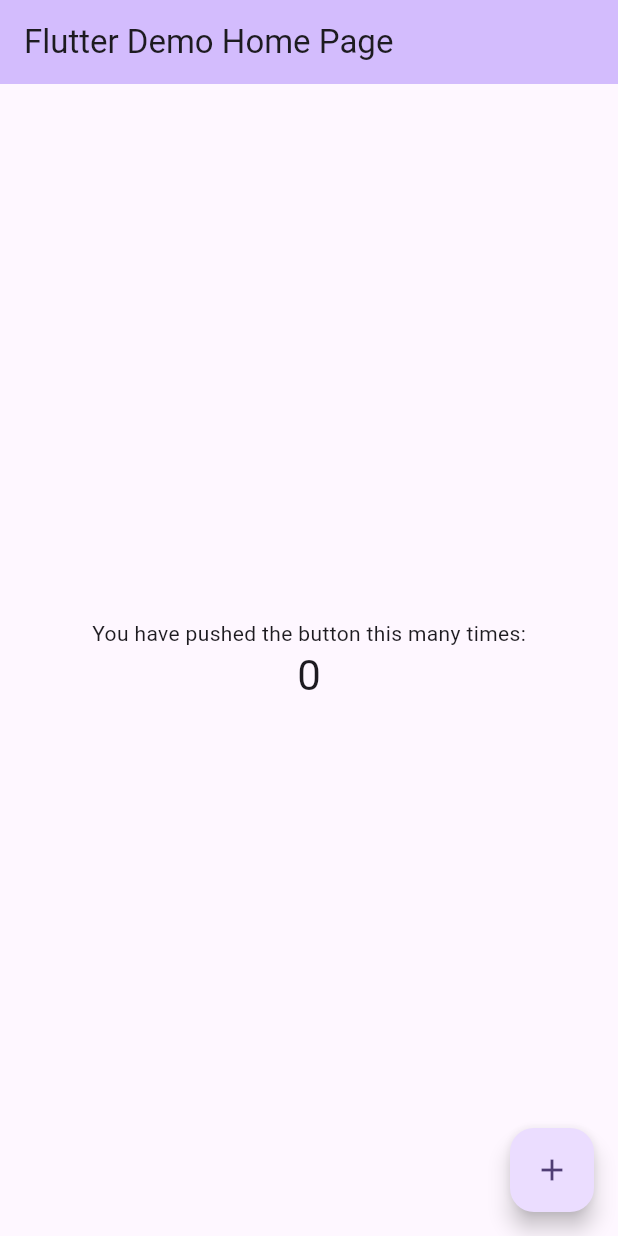
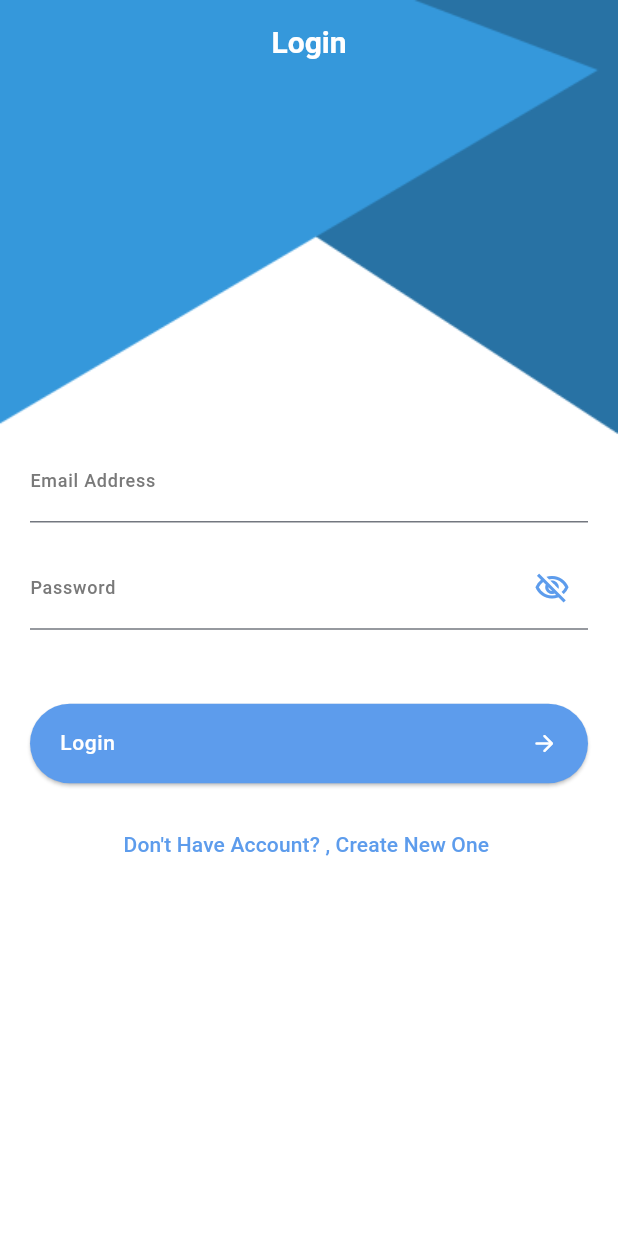
Before and after one commit to Jimmybasha/To-do-App, a Flutter app: the screen it shows after launch, on a phone screen of 412 x 824 dp. Run offline on Flutter 3.47's test engine with Material 3 defaults, Android fonts, the phone set to English and light mode, and no system bars; our stand-ins replace firebase_auth, firebase_core; accounts and stored records are empty; generated files the repository leaves out were written again.

Commit message:
+Added Theme +Application Light Primary Colors +Added Login/Register Screen +Integrated FireBase For Authentication +Firebase for LoginScreen +FireBase For Register Screen

```diff
--- /dev/null
+++ b/lib/FireBase/FireBaseAuthCodes.dart
@@ -0,0 +1,14 @@
+
+class FireBaseAuthCodes{
+
+
+  static const String weakPass="weak-password";
+
+  static const String emailAlreadyInUse="email-already-in-use";
+
+  static const String userNotFound ="user-not-found";
+
+  static const String wrongPassword ="wrong-password";
+
+
+}
--- /dev/null
+++ b/lib/Style/AppColors.dart
@@ -0,0 +1,14 @@
+import 'dart:ui';
+
+class AppColors{
+
+static const Color lightPrimaryColor = Color(0xff5D9CEC);
+static const Color lightBackGroundColor = Color(0xffDFECDB);
+static const Color labelColor = Color(0xff797979);
+
+
+
+
+
+
+}
--- /dev/null
+++ b/lib/Style/AppStyle.dart
@@ -0,0 +1,32 @@
+import 'package:flutter/material.dart';
+import 'package:todoapp/Style/AppColors.dart';
+
+class AppStyle{
+
+  static ThemeData lightTheme = ThemeData(
+    scaffoldBackgroundColor: AppColors.lightBackGroundColor,
+    textTheme: const TextTheme(
+      labelSmall: TextStyle(
+        fontSize: 12,
+        color: AppColors.labelColor,
+      ),
+      titleSmall: TextStyle(
+        fontSize: 18,
+        color: Colors.black,
+      ),
+      bodySmall: TextStyle(
+        fontSize: 14,
+        fontWeight: FontWeight.w500,
+        color: Colors.white
+      )
+    ),
+    iconTheme: IconThemeData(
+      color: Colors.white,
+    ),
+    colorScheme: ColorScheme.fromSeed(
+        seedColor: AppColors.lightPrimaryColor,
+        primary: AppColors.lightPrimaryColor,
+    )
+  );
+
+}
--- /dev/null
+++ b/lib/Style/Reusable_Components/CustomButton.dart
@@ -0,0 +1,37 @@
+import 'package:flutter/material.dart';
+
+class CustomButton extends StatelessWidget {
+
+  final String btnText;
+   void Function() buttonClick;
+
+   CustomButton({required this.btnText,required this.buttonClick});
+
+
+  @override
+  Widget build(BuildContext context) {
+    return ElevatedButton(
+          style:ElevatedButton.styleFrom(
+              backgroundColor: Theme.of(context).primaryColor,
+              padding: const EdgeInsets.symmetric(vertical: 17,horizontal: 20),
+              shape: RoundedRectangleBorder(
+                borderRadius: BorderRadius.circular(30),
+              )
+          ),
+          onPressed:buttonClick,
+          child:  Row(
+            mainAxisAlignment: MainAxisAlignment.spaceBetween,
+            children: [
+              Text(
+                btnText,
+                style:Theme.of(context).textTheme.bodySmall ,
+              ),
+              const  Icon(
+                Icons.arrow_forward_rounded,
+                color: Colors.white,
+              ),
+            ],
+          )
+      );
+  }
+}
--- /dev/null
+++ b/lib/Style/Reusable_Components/CustomFormField.dart
@@ -0,0 +1,55 @@
+import 'package:flutter/material.dart';
+typedef validationFunc = String? Function(String?)?;
+class CustomFormField extends StatefulWidget {
+
+  final String labelText;
+  final TextInputType keyboard ;
+  final TextEditingController controller;
+  final validationFunc validator;
+  bool invisiblePassword;
+
+  CustomFormField({required this.labelText ,required this.keyboard , this.invisiblePassword=false,required this.controller,required this.validator });
+
+  @override
+  State<CustomFormField> createState() => _CustomFormFieldState();
+}
+
+class _CustomFormFieldState extends State<CustomFormField> {
+  bool isVisible=false;
+
+  @override
+  Widget build(BuildContext context) {
+    return TextFormField(
+      validator: widget.validator ,
+      keyboardType: widget.keyboard,
+      obscureText:
+      widget.invisiblePassword?
+      isVisible?
+          false
+          :true
+          :false,
+      controller: widget.controller,
+
+      style: Theme.of(context).textTheme.titleSmall,
+      decoration: InputDecoration(
+        suffixIcon:  widget.invisiblePassword?
+        IconButton(
+            onPressed: (){
+              setState(() {
+              isVisible=!isVisible;
+              });
+            },
+            icon: Icon(
+              isVisible?
+              Icons.visibility_outlined:
+              Icons.visibility_off_outlined,
+              color: Theme.of(context).colorScheme.primary,
+            )
+        )
+            :null,
+          labelText: widget.labelText,
+          labelStyle: Theme.of(context).textTheme.labelSmall
+      ),
+    );
+  }
+}
--- /dev/null
+++ b/lib/Style/validation.dart
@@ -0,0 +1,33 @@
+class Validation{
+
+  static String? fullNameValidator(String? value,String msg){
+    if(value==null||value.isEmpty){
+      return msg;
+    }
+    return null;
+  }
+
+
+
+
+  static String? EmailAddressValidator(String? value){
+      String? res = fullNameValidator(value,"Enter your email Address");
+      if(res==null){
+      return isEmailValid(value!);
+      }
+      return res;
+  }
+
+  static String? isEmailValid(String email){
+
+    final bool emailValid = RegExp(r"^[a-zA-Z0-9.a-zA-Z0-9.!#$%&'*+-/=?^_`{|}~]+@[a-zA-Z0-9]+\.[a-zA-Z]+")
+        .hasMatch(email);
+
+    if(emailValid){
+      return null;
+    }
+    return "Email Should End with @.com";
+  }
+
+
+}
--- /dev/null
+++ b/lib/UI/Login/LoginScreen.dart
@@ -0,0 +1,176 @@
+import 'package:firebase_auth/firebase_auth.dart';
+import 'package:flutter/material.dart';
+import 'package:todoapp/FireBase/FireBaseAuthCodes.dart';
+import 'package:todoapp/Style/AppColors.dart';
+import 'package:todoapp/UI/Register/RegisterScreen.dart';
+
+import '../../Style/Reusable_Components/CustomButton.dart';
+import '../../Style/Reusable_Components/CustomFormField.dart';
+import '../../Style/validation.dart';
+
+class LoginScreen extends StatefulWidget {
+  static const String routeName="loginScreen";
+  const LoginScreen({super.key});
+
+  @override
+  State<LoginScreen> createState() => _LoginScreenState();
+}
+
+
+
+class _LoginScreenState extends State<LoginScreen> {
+  late TextEditingController EmailController;
+  late TextEditingController PasswordController;
+  GlobalKey<FormState> formKey = GlobalKey<FormState>();
+  @override
+  void initState() {
+    // TODO: implement initState
+    EmailController = TextEditingController();
+    PasswordController = TextEditingController();
+    super.initState();
+  }
+  @override
+  void dispose() {
+    // TODO: implement dispose
+    EmailController.dispose();
+    PasswordController.dispose();
+    super.dispose();
+  }
+  @override
+  Widget build(BuildContext context) {
+    double height = MediaQuery.of(context).size.height;
+    return Container(
+      decoration: const BoxDecoration(
+        color: Colors.white,
+        image: DecorationImage(
+          image: AssetImage("assets/images/back.png"),
+          fit: BoxFit.fill,
+        ),
+      ),
+      child: Scaffold(
+        appBar: AppBar(
+          backgroundColor:Colors.transparent ,
+          title:const Text(
+              "Login"
+          ),
+          titleTextStyle: const TextStyle(
+            color: Colors.white,
+            fontSize: 20,
+            fontWeight: FontWeight.bold,
+          ),
+          centerTitle: true,
+        ),
+        backgroundColor: Colors.transparent,
+        body:  Padding(
+      padding: const EdgeInsets.all(20),
+      child: Form(
+        key: formKey,
+        child: Center(
+          child: SingleChildScrollView(
+            child: Column(
+              mainAxisAlignment: MainAxisAlignment.center,
+              children: [
+                CustomFormField(
+                  labelText: "Email Address",
+                  keyboard: TextInputType.emailAddress,
+                  controller: EmailController,
+                  validator:Validation.EmailAddressValidator,
+                ),
+                SizedBox(
+                  height: height*0.02,
+                ),
+                CustomFormField(
+                  labelText: "Password",
+                  keyboard: TextInputType.visiblePassword,
+                  invisiblePassword: true,
+                  controller: PasswordController,
+                  validator: (value){
+                    if(value==null||value.isEmpty){
+                      return "Invalid Password ";
+                    }
+                    return null;
+                  },
+                ),
+
+                SizedBox(
+                  height: height*0.06,
+                ),
+                CustomButton(
+                  btnText: "Login",
+                  buttonClick:LoginFunction,
+                ),
+                SizedBox(
+                  height: height*0.02,
+                ),
+                TextButton(
+                    onPressed: (){
+                      Navigator.of(context).pushNamed(RegisterScreen.routeName);
+                    },
+                    child: const Text("Don't Have Account? , Create New One ")
+                )
+              ],
+            ),
+          ),
+        ),
+      ),
+    )
+
+    ),
+    );
+  }
+  LoginFunction()async{
+    if(formKey.currentState!.validate()){
+      //Login account
+      try{
+        showDialog(
+            context: context,
+            builder: (context) => AlertDialog(
+              content: SizedBox(
+                    height: MediaQuery.of(context).size.height*0.1,
+                child: const Center(
+                    child: CircularProgressIndicator()
+                ),
+              ),
+            ),
+        );
+        UserCredential userCredential = await FirebaseAuth.instance.signInWithEmailAndPassword(
+            email: EmailController.text,
+            password: PasswordController.text
+        );
+        Navigator.pop(context);
+      }on FirebaseAuthException catch(e){
+        Navigator.pop(context);
+        if(e.code==FireBaseAuthCodes.userNotFound){
+          showDialog(
+              context: context,
+              builder: (context)=>AlertDialog(
+                content:Text(FireBaseAuthCodes.userNotFound),
+                actions: [
+                  TextButton(onPressed: (){
+                    Navigator.pop(context);
+                    },
+                      child: const Text("Ok")
+                  )
+                ],
+              )
+          );
+        }else if(e.code==FireBaseAuthCodes.wrongPassword){
+          showDialog(
+              context: context,
+              builder: (context)=>AlertDialog(
+                content:const Text(FireBaseAuthCodes.wrongPassword),
+                actions: [
+                  TextButton(onPressed: (){
+                    Navigator.pop(context);
+                  },
+                      child: const Text("Ok")
+                  )
+                ],
+              )
+          );
+        }
+      }
+
+    }
+  }
+}
--- a/lib/main.dart
+++ b/lib/main.dart
@@ -1,6 +1,16 @@
 import 'package:flutter/material.dart';
+import 'package:todoapp/Style/AppStyle.dart';
+import 'package:todoapp/UI/Login/LoginScreen.dart';
+import 'package:firebase_core/firebase_core.dart';
+import 'firebase_options.dart';
 
-void main() {
+import 'UI/Register/RegisterScreen.dart';
+
+void main()async{
+  WidgetsFlutterBinding.ensureInitialized();
+  await Firebase.initializeApp(
+    options: DefaultFirebaseOptions.currentPlatform,
+  );
   runApp(const MyApp());
 }
 
@@ -12,114 +22,17 @@ class MyApp extends StatelessWidget {
   Widget build(BuildContext context) {
     return MaterialApp(
       title: 'Flutter Demo',
-      theme: ThemeData(
-        // This is the theme of your application.
-        //
-        // TRY THIS: Try running your application with "flutter run". You'll see
-        // the application has a purple toolbar. Then, without quitting the app,
-        // try changing the seedColor in the colorScheme below to Colors.green
-        // and then invoke "hot reload" (save your changes or press the "hot
-        // reload" button in a Flutter-supported IDE, or press "r" if you used
-        // the command line to start the app).
-        //
-        // Notice that the counter didn't reset back to zero; the application
-        // state is not lost during the reload. To reset the state, use hot
-        // restart instead.
-        //
-        // This works for code too, not just values: Most code changes can be
-        // tested with just a hot reload.
-        colorScheme: ColorScheme.fromSeed(seedColor: Colors.deepPurple),
-        useMaterial3: true,
-      ),
-      home: const MyHomePage(title: 'Flutter Demo Home Page'),
+      debugShowCheckedModeBanner: false,
+      theme: AppStyle.lightTheme,
+      themeMode: ThemeMode.light,
+      routes: {
+
+        LoginScreen.routeName:(_)=>const LoginScreen(),
+        RegisterScreen.routeName:(_)=> RegisterScreen(),
+
+      },
+      initialRoute: LoginScreen.routeName,
+
     );
   }
 }
-
-class MyHomePage extends StatefulWidget {
-  const MyHomePage({super.key, required this.title});
-
-  // This widget is the home page of your application. It is stateful, meaning
-  // that it has a State object (defined below) that contains fields that affect
-  // how it looks.
-
-  // This class is the configuration for the state. It holds the values (in this
-  // case the title) provided by the parent (in this case the App widget) and
-  // used by the build method of the State. Fields in a Widget subclass are
-  // always marked "final".
-
-  final String title;
-
-  @override
-  State<MyHomePage> createState() => _MyHomePageState();
-}
-
-class _MyHomePageState extends State<MyHomePage> {
-  int _counter = 0;
-
-  void _incrementCounter() {
-    setState(() {
-      // This call to setState tells the Flutter framework that something has
-      // changed in this State, which causes it to rerun the build method below
-      // so that the display can reflect the updated values. If we changed
-      // _counter without calling setState(), then the build method would not be
-      // called again, and so nothing would appear to happen.
-      _counter++;
-    });
-  }
-
-  @override
-  Widget build(BuildContext context) {
-    // This method is rerun every time setState is called, for instance as done
-    // by the _incrementCounter method above.
-    //
-    // The Flutter framework has been optimized to make rerunning build methods
-    // fast, so that you can just rebuild anything that needs updating rather
-    // than having to individually change instances of widgets.
-    return Scaffold(
-      appBar: AppBar(
-        // TRY THIS: Try changing the color here to a specific color (to
-        // Colors.amber, perhaps?) and trigger a hot reload to see the AppBar
-        // change color while the other colors stay the same.
-        backgroundColor: Theme.of(context).colorScheme.inversePrimary,
-        // Here we take the value from the MyHomePage object that was created by
-        // the App.build method, and use it to set our appbar title.
-        title: Text(widget.title),
-      ),
-      body: Center(
-        // Center is a layout widget. It takes a single child and positions it
-        // in the middle of the parent.
-        child: Column(
-          // Column is also a layout widget. It takes a list of children and
-          // arranges them vertically. By default, it sizes itself to fit its
-          // children horizontally, and tries to be as tall as its parent.
-          //
-          // Column has various properties to control how it sizes itself and
-          // how it positions its children. Here we use mainAxisAlignment to
-          // center the children vertically; the main axis here is the vertical
-          // axis because Columns are vertical (the cross axis would be
-          // horizontal).
-          //
-          // TRY THIS: Invoke "debug painting" (choose the "Toggle Debug Paint"
-          // action in the IDE, or press "p" in the console), to see the
-          // wireframe for each widget.
-          mainAxisAlignment: MainAxisAlignment.center,
-          children: <Widget>[
-            const Text(
-              'You have pushed the button this many times:',
-            ),
-            Text(
-              '$_counter',
-              style: Theme.of(context).textTheme.headlineMedium,
-            ),
-          ],
-        ),
-      ),
-      floatingActionButton: FloatingActionButton(
-        onPressed: _incrementCounter,
-        tooltip: 'Increment',
-        child: const Icon(Icons.add),
-      ), // This trailing comma makes auto-formatting nicer for build methods.
-    );
-  }
-}
--- a/pubspec.yaml
+++ b/pubspec.yaml
@@ -35,6 +35,8 @@ dependencies:
   # The following adds the Cupertino Icons font to your application.
   # Use with the CupertinoIcons class for iOS style icons.
   cupertino_icons: ^1.0.8
+  firebase_core: ^3.8.0
+  firebase_auth: ^5.3.3
 
 dev_dependencies:
   flutter_test:
@@ -59,8 +61,8 @@ flutter:
   uses-material-design: true
 
   # To add assets to your application, add an assets section, like this:
-  # assets:
-  #   - images/a_dot_burr.jpeg
+  assets:
+      - assets/images/
   #   - images/a_dot_ham.jpeg
 
   # An image asset can refer to one or more resolution-specific "variants", see
```
Also changed, not shown: lib/UI/Register/RegisterScreen.dart (added, +170 -0 lines), assets/images/back.png (added), firebase.json (added), pubspec.lock, 8 other files.
